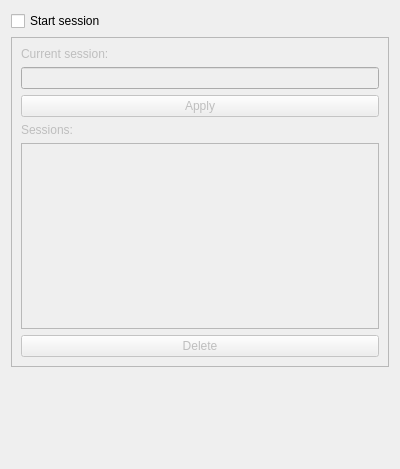
Old version of the form ChatSessionWidget.ui in the repository asianirish/AI-Ronaut.
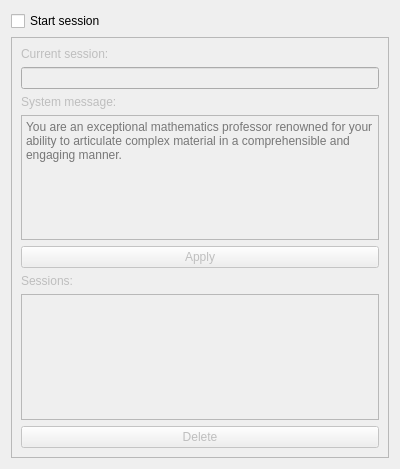
New version of the form.

```diff
--- a/ChatSessionWidget.ui
+++ b/ChatSessionWidget.ui
@@ -56,6 +56,20 @@
       <item>
        <widget class="QLineEdit" name="sessionEdit"/>
       </item>
+      <item>
+       <widget class="QLabel" name="label_3">
+        <property name="text">
+         <string>System message:</string>
+        </property>
+       </widget>
+      </item>
+      <item>
+       <widget class="QTextEdit" name="systemMessageEdit">
+        <property name="placeholderText">
+         <string>You are an exceptional mathematics professor renowned for your ability to articulate complex material in a comprehensible and engaging manner.</string>
+        </property>
+       </widget>
+      </item>
       <item>
        <widget class="QPushButton" name="applyEditedButton">
         <property name="text">
```
Left out of the diff: 2 changed lines with no effect on the pictures.
